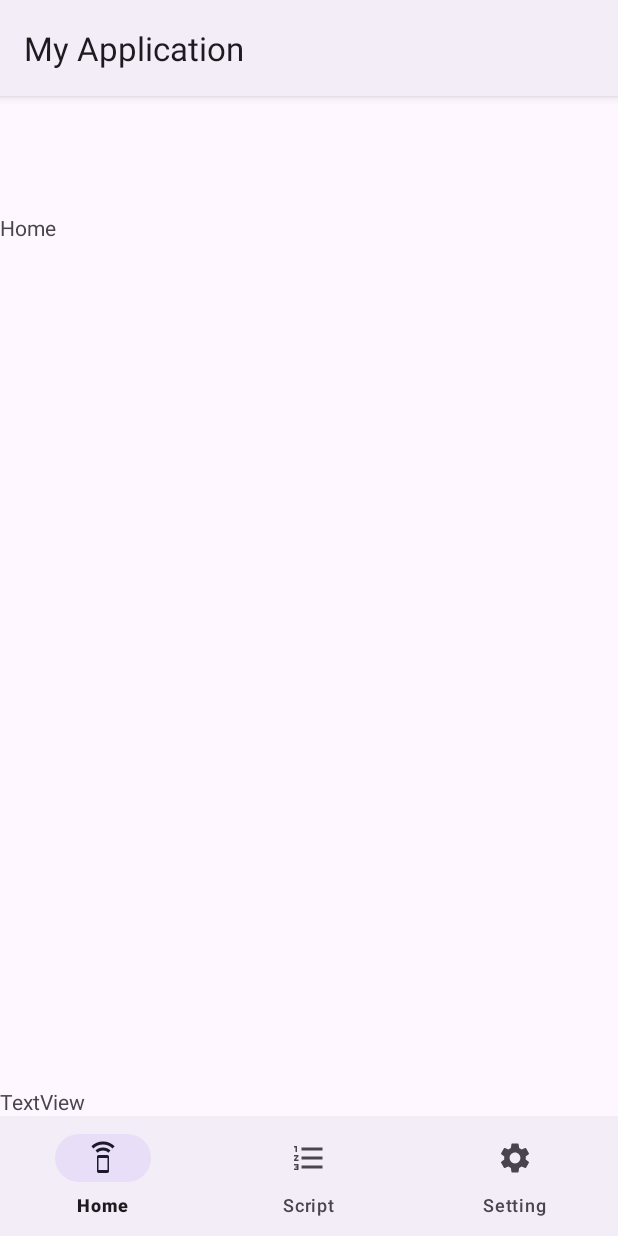
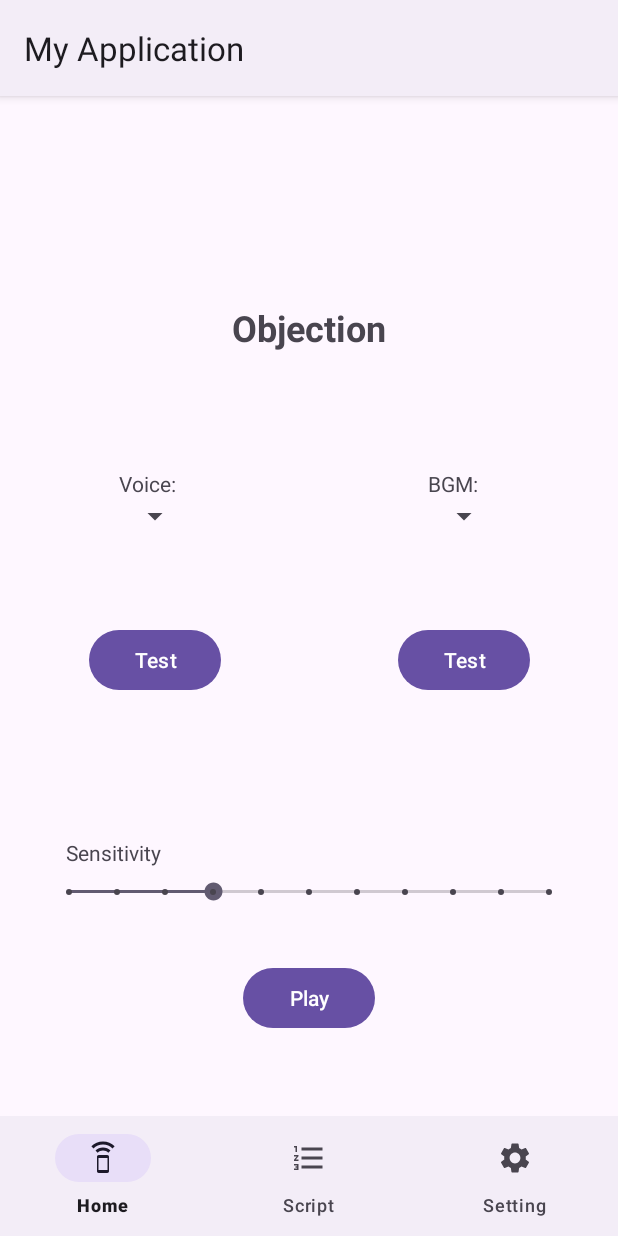
Before and after one commit to Kenny3311/Objection, an Android app: the screen it shows after launch (MainActivity), on a phone screen of 412 x 824 dp. Run offline under Robolectric (Android 15) with nearby library versions, the phone set to English and light mode, and no system bars.

Commit message:
0.0.1 Home UI complete

```diff
--- a/app/src/main/res/layout/activity_main.xml
+++ b/app/src/main/res/layout/activity_main.xml
@@ -10,7 +10,7 @@
 
     <FrameLayout
         android:id="@+id/frameLayout"
-        android:layout_width="414dp"
+        android:layout_width="match_parent"
         android:layout_height="602dp"
         app:layout_constraintBottom_toTopOf="@+id/bottomNavigationView"
         app:layout_constraintEnd_toEndOf="parent"
--- a/app/src/main/res/layout/fragment_home.xml
+++ b/app/src/main/res/layout/fragment_home.xml
@@ -10,15 +10,133 @@
         android:id="@+id/textView"
         android:layout_width="wrap_content"
         android:layout_height="wrap_content"
-        android:text="Home"
+        android:layout_marginTop="60dp"
+        android:text="Objection"
+        android:textSize="24sp"
+        android:textStyle="bold"
+        app:layout_constraintEnd_toEndOf="parent"
         app:layout_constraintStart_toStartOf="parent"
         app:layout_constraintTop_toTopOf="parent" />
 
-    <TextView
-        android:id="@+id/textView4"
+    <androidx.constraintlayout.widget.Guideline
+        android:id="@+id/guideline3"
         android:layout_width="wrap_content"
         android:layout_height="wrap_content"
-        android:text="TextView"
+        android:orientation="vertical"
+        app:layout_constraintGuide_percent="0.5" />
+
+    <TextView
+        android:id="@+id/txtVoice"
+        android:layout_width="wrap_content"
+        android:layout_height="wrap_content"
+        android:layout_marginTop="24dp"
+        android:text="Voice:"
+        app:layout_constraintStart_toStartOf="@+id/VoiceSpinner"
+        app:layout_constraintTop_toTopOf="@+id/guideline4" />
+
+    <Spinner
+        android:id="@+id/VoiceSpinner"
+        android:layout_width="wrap_content"
+        android:layout_height="wrap_content"
+        app:layout_constraintEnd_toEndOf="@+id/btnVoice"
+        app:layout_constraintStart_toStartOf="@+id/btnVoice"
+        app:layout_constraintTop_toBottomOf="@+id/txtVoice" />
+
+    <Spinner
+        android:id="@+id/BGMspinner"
+        android:layout_width="wrap_content"
+        android:layout_height="wrap_content"
+        app:layout_constraintEnd_toEndOf="@+id/button2"
+        app:layout_constraintStart_toStartOf="@+id/button2"
+        app:layout_constraintTop_toBottomOf="@+id/txtBGM" />
+
+    <TextView
+        android:id="@+id/txtBGM"
+        android:layout_width="wrap_content"
+        android:layout_height="wrap_content"
+        android:layout_marginTop="24dp"
+        android:text="BGM:"
+        app:layout_constraintStart_toStartOf="@+id/BGMspinner"
+        app:layout_constraintTop_toTopOf="@+id/guideline4" />
+
+    <androidx.constraintlayout.widget.Guideline
+        android:id="@+id/guideline4"
+        android:layout_width="wrap_content"
+        android:layout_height="wrap_content"
+        android:orientation="horizontal"
+        app:layout_constraintGuide_begin="147dp" />
+
+    <androidx.constraintlayout.widget.Guideline
+        android:id="@+id/guideline2"
+        android:layout_width="wrap_content"
+        android:layout_height="wrap_content"
+        android:orientation="horizontal"
+        app:layout_constraintGuide_begin="409dp" />
+
+    <ImageView
+        android:id="@+id/imageView"
+        android:layout_width="wrap_content"
+        android:layout_height="wrap_content"
+        android:visibility="gone"
         app:layout_constraintBottom_toBottomOf="parent"
-        app:layout_constraintStart_toStartOf="parent" />
+        app:layout_constraintEnd_toEndOf="parent"
+        app:layout_constraintStart_toStartOf="parent"
+        app:layout_constraintTop_toTopOf="parent"
+        tools:src="@tools:sample/avatars" />
+
+    <Button
+        android:id="@+id/btnVoice"
+        android:layout_width="wrap_content"
+        android:layout_height="wrap_content"
+        android:layout_marginTop="60dp"
+        android:text="Test"
+        app:layout_constraintEnd_toStartOf="@+id/guideline3"
+        app:layout_constraintStart_toStartOf="parent"
+        app:layout_constraintTop_toBottomOf="@+id/VoiceSpinner" />
+
+    <Button
+        android:id="@+id/button2"
+        android:layout_width="wrap_content"
+        android:layout_height="wrap_content"
+        android:layout_marginTop="60dp"
+        android:text="Test"
+        app:layout_constraintEnd_toEndOf="parent"
+        app:layout_constraintStart_toStartOf="@+id/guideline3"
+        app:layout_constraintTop_toBottomOf="@+id/BGMspinner" />
+
+    <Button
+        android:id="@+id/btnPlay"
+        android:layout_width="wrap_content"
+        android:layout_height="wrap_content"
+        android:layout_marginTop="32dp"
+        android:text="Play"
+        app:layout_constraintEnd_toEndOf="parent"
+        app:layout_constraintStart_toStartOf="parent"
+        app:layout_constraintTop_toBottomOf="@+id/seekBar" />
+
+    <SeekBar
+        android:id="@+id/seekBar"
+        style="@style/Widget.AppCompat.SeekBar.Discrete"
+        android:layout_width="match_parent"
+        android:layout_height="29dp"
+        android:layout_marginStart="30dp"
+        android:layout_marginTop="2dp"
+        android:layout_marginEnd="30dp"
+        android:max="10"
+        android:progress="3"
+        app:layout_constraintEnd_toEndOf="parent"
+        app:layout_constraintHorizontal_bias="0.0"
+        app:layout_constraintStart_toStartOf="parent"
+        app:layout_constraintTop_toBottomOf="@+id/txtSensitivity" />
+
+    <TextView
+        android:id="@+id/txtSensitivity"
+        android:layout_width="wrap_content"
+        android:layout_height="wrap_content"
+        android:layout_marginStart="44dp"
+        android:layout_marginTop="8dp"
+        android:text="Sensitivity"
+        app:layout_constraintStart_toStartOf="parent"
+        app:layout_constraintTop_toTopOf="@+id/guideline2" />
+
 </androidx.constraintlayout.widget.ConstraintLayout>
```
